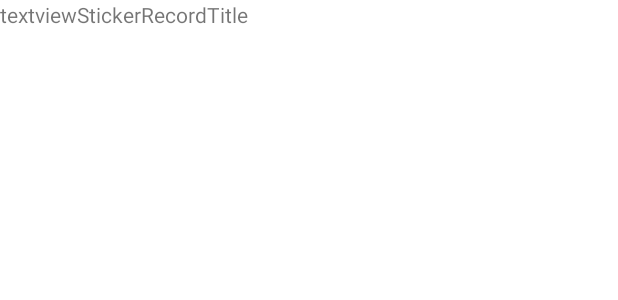
After one commit to thrushalex/NUMAD23Sp_Team27, an Android app: the layout purchase_sticker_record.xml on its own in the app's theme, with its tools: preview values and no code run, on a phone screen of 412 x 824 dp. The commit adds this screen. Shown: the top 300 px of the screen. Run offline under Robolectric (Android 15) with nearby library versions, the phone set to English and light mode, and no system bars.

```diff
--- /dev/null
+++ b/app/src/main/res/layout/purchase_sticker_record.xml
@@ -0,0 +1,19 @@
+<?xml version="1.0" encoding="utf-8"?>
+<RelativeLayout xmlns:android="http://schemas.android.com/apk/res/android"
+    android:layout_width="match_parent"
+    android:layout_height="match_parent">
+
+    <TextView
+        android:id="@+id/tvStickerRecordTitle"
+        android:layout_width="wrap_content"
+        android:layout_height="wrap_content"
+        android:text="@string/tvStickerRecordTitle"
+        />
+
+    <ImageView
+        android:id="@+id/ivStickerRecordTitle"
+        android:layout_width="wrap_content"
+        android:layout_height="wrap_content"
+        android:padding="5dp" />
+
+</RelativeLayout>
--- a/app/src/main/res/values/strings.xml
+++ b/app/src/main/res/values/strings.xml
@@ -19,4 +19,6 @@
     <string name="btnPurchaseStickers">Stickers -> Purchase</string>
     <string name="btnStickerWallet">Stickers -> Wallet</string>
     <string name="btnStickerHistory">Stickers -> History</string>
+    <string name="textViewPurchaseStickerTitle">Purchase Stickers</string>
+    <string name="tvStickerRecordTitle">textviewStickerRecordTitle</string>
 </resources>
```
Also changed, not shown: app/src/main/res/layout/activity_purchase_sticker.xml (+24 -0 lines).
